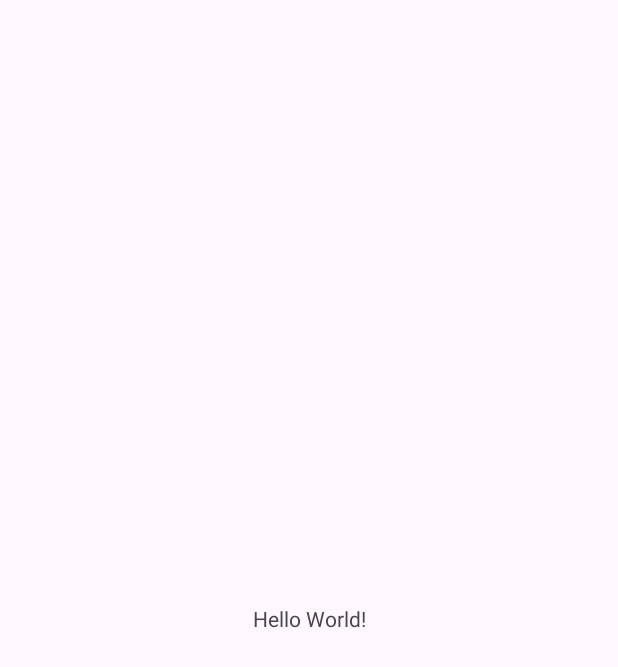
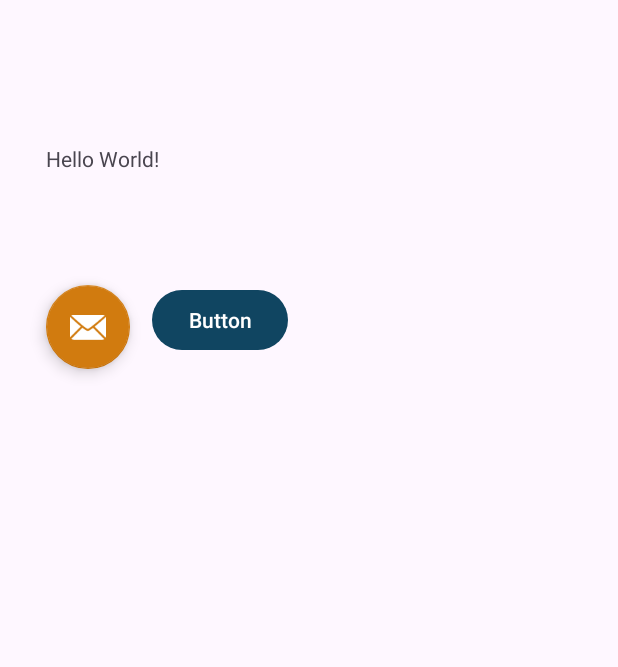
Before and after one commit to emanabdeen/VitaVault, an Android app: the MainActivity screen opened directly, with no data from a screen before it, on a phone screen of 412 x 824 dp. Before the commit the part shown is almost empty. Shown: the top 667 px of the screen. Run offline under Robolectric (Android 15) with nearby library versions, the phone set to English and light mode, and no system bars.

Commit message:
theme colors

```diff
--- a/app/src/main/res/layout/activity_login.xml
+++ b/app/src/main/res/layout/activity_login.xml
@@ -5,7 +5,8 @@
     android:id="@+id/main"
     android:layout_width="match_parent"
     android:layout_height="match_parent"
-    tools:context=".view.Login">
+    tools:context=".view.Login"
+    android:background="@color/black">
 
     <!--android:visibility="gone"-->
     <androidx.constraintlayout.widget.ConstraintLayout
--- a/app/src/main/res/layout/activity_main.xml
+++ b/app/src/main/res/layout/activity_main.xml
@@ -13,7 +13,36 @@
         android:text="Hello World!"
         app:layout_constraintBottom_toBottomOf="parent"
         app:layout_constraintEnd_toEndOf="parent"
+        app:layout_constraintHorizontal_bias="0.092"
         app:layout_constraintStart_toStartOf="parent"
-        app:layout_constraintTop_toTopOf="parent" />
+        app:layout_constraintTop_toTopOf="parent"
+        app:layout_constraintVertical_bias="0.119" />
+
+    <Button
+        android:id="@+id/button"
+        android:layout_width="wrap_content"
+        android:layout_height="wrap_content"
+        android:text="Button"
+        app:layout_constraintBottom_toBottomOf="parent"
+        app:layout_constraintEnd_toEndOf="parent"
+        app:layout_constraintHorizontal_bias="0.315"
+        app:layout_constraintStart_toStartOf="parent"
+        app:layout_constraintTop_toTopOf="parent"
+        app:layout_constraintVertical_bias="0.244" />
+
+    <com.google.android.material.floatingactionbutton.FloatingActionButton
+        android:id="@+id/floatingActionButton3"
+        android:layout_width="wrap_content"
+        android:layout_height="wrap_content"
+        android:clickable="true"
+
+        app:layout_constraintBottom_toBottomOf="parent"
+        app:layout_constraintEnd_toEndOf="parent"
+        app:layout_constraintHorizontal_bias="0.087"
+        app:layout_constraintStart_toStartOf="parent"
+        app:layout_constraintTop_toTopOf="parent"
+        app:layout_constraintVertical_bias="0.247"
+        app:srcCompat="@android:drawable/ic_dialog_email" />
+
 
 </androidx.constraintlayout.widget.ConstraintLayout>
--- a/app/src/main/res/layout/activity_register.xml
+++ b/app/src/main/res/layout/activity_register.xml
@@ -5,7 +5,8 @@
     android:id="@+id/main"
     android:layout_width="match_parent"
     android:layout_height="match_parent"
-    tools:context=".view.Register">
+    tools:context=".view.Register"
+    android:background="@color/black">
 
     <ImageButton
         android:id="@+id/btnBack"
--- a/app/src/main/res/values-night/themes.xml
+++ b/app/src/main/res/values-night/themes.xml
@@ -1,7 +1,19 @@
 <resources xmlns:tools="http://schemas.android.com/tools">
     <!-- Base application theme. -->
     <style name="Base.Theme.Insight" parent="Theme.Material3.DayNight.NoActionBar">
-        <!-- Customize your dark theme here. -->
-        <!-- <item name="colorPrimary">@color/my_dark_primary</item> -->
+        <!-- Primary brand color -  dark theme here. -->
+        <item name="colorPrimary">@color/primary_light</item>
+        <item name="colorPrimaryVariant">@color/primary_dark</item>
+        <item name="colorOnPrimary">@color/white</item>
+
+        <!-- Secondary brand color -  dark theme here.-->
+        <item name="colorSecondary">@color/accent</item>
+        <item name="colorSecondaryVariant">@color/accent</item>
+        <item name="colorOnSecondary">@color/white</item>
+        <item name="floatingActionButtonStyle">@style/FloatingActionButtonStyle</item>
+    </style>
+
+    <style name="FloatingActionButtonStyle" parent="Widget.MaterialComponents.FloatingActionButton">
+        <item name="backgroundTint">@color/accent</item>
     </style>
 </resources>
--- a/app/src/main/res/values/colors.xml
+++ b/app/src/main/res/values/colors.xml
@@ -4,4 +4,21 @@
     <color name="white">#FFFFFFFF</color>
     <color name="buttonsColor">#C8963B</color>
     <color name="liteGray">#898787</color>
+
+
+    <color name="primary">#104561</color>
+    <color name="primary_dark">#0B3142</color>
+    <color name="primary_light">#165E85</color>
+    <color name="accent">#D17B0F</color>
+    <color name="primary_text">#212121</color>
+    <color name="secondary_text">#757575</color>
+    <color name="icon">#E6E3CF</color>
+    <color name="divider">#BDBDBD</color>
+
+    <color name="primary2">#2C5641</color>
+    <color name="primary2_dark">#213F30</color>
+    <color name="primary2_light">#458464</color> 2C5641
+
+
+
 </resources>
--- a/app/src/main/res/values/themes.xml
+++ b/app/src/main/res/values/themes.xml
@@ -1,8 +1,20 @@
 <resources xmlns:tools="http://schemas.android.com/tools">
     <!-- Base application theme. -->
     <style name="Base.Theme.Insight" parent="Theme.Material3.DayNight.NoActionBar">
-        <!-- Customize your light theme here. -->
-        <!-- <item name="colorPrimary">@color/my_light_primary</item> -->
+        <!-- Primary brand color -  light theme here. -->
+        <item name="colorPrimary">@color/primary</item>
+        <item name="colorPrimaryVariant">@color/primary_dark</item>
+        <item name="colorOnPrimary">@color/white</item>
+
+        <!-- Secondary brand color -  light theme here.-->
+        <item name="colorSecondary">@color/accent</item>
+        <item name="colorSecondaryVariant">@color/accent</item>
+        <item name="colorOnSecondary">@color/white</item>
+        <item name="floatingActionButtonStyle">@style/FloatingActionButtonStyle</item>
+    </style>
+
+    <style name="FloatingActionButtonStyle" parent="Widget.MaterialComponents.FloatingActionButton">
+        <item name="backgroundTint">@color/accent</item>
     </style>
 
     <style name="Theme.Insight" parent="Base.Theme.Insight" />
```
Also changed, not shown: app/src/main/res/drawable-anydpi/ic_action_name.xml (added, +11 -0 lines), app/src/main/res/drawable-hdpi/ic_action_name.png (added), app/src/main/res/drawable-mdpi/ic_action_name.png (added), app/src/main/res/drawable-xhdpi/ic_action_name.png (added), app/src/main/res/drawable-xxhdpi/ic_action_name.png (added).
